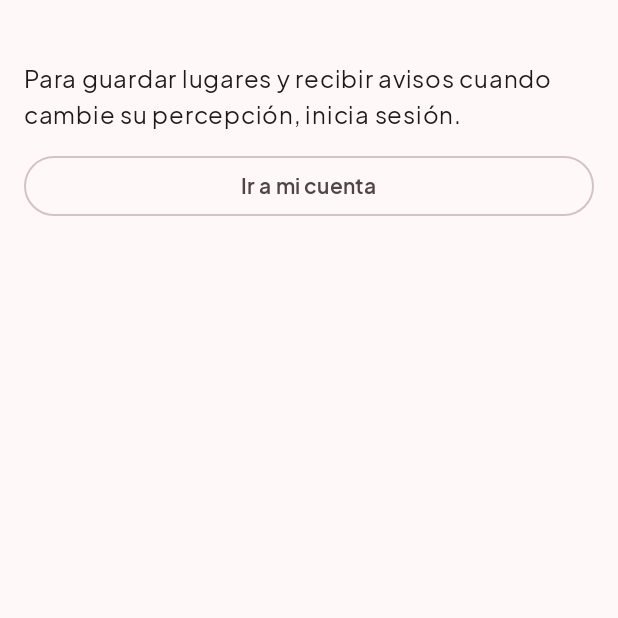
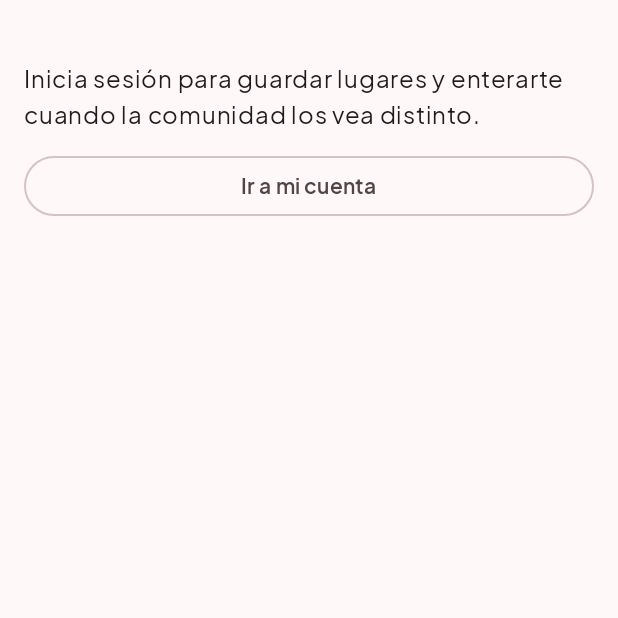
Before and after one commit to rualesana-046/proyecto_movil_lenteRosa, an Android app built with Jetpack Compose: the composable SavedContent shown on its own in the app's theme, on a phone screen of 412 x 824 dp, the top half of it. Run offline under Robolectric (Android 15) with nearby library versions, the phone set to English and light mode, and no system bars; our stand-ins replace Dagger/Hilt's generated code, Firebase (no records; nobody signed in at launch, a user with empty details on screens opened directly); pictures from the network do not load; 1 statement that could not run was skipped.

Commit message:
feat(app): textos calmados para las novedades de los lugares guardados

```diff
--- a/android-app/app/src/main/java/com/lenterosa/app/saved/SavedContent.kt
+++ b/android-app/app/src/main/java/com/lenterosa/app/saved/SavedContent.kt
@@ -114,7 +114,7 @@ private fun SectionTitle(text: Int) {
     )
 }
 
-/** Aviso sutil: texto neutro, sin alarmas. "Nuevo" se escribe, no solo se colorea. */
+/** Aviso sutil: texto calmado y cotidiano, sin alarmas. "Nueva" se escribe, no solo se colorea. */
 @Composable
 private fun AlertCard(alert: AlertDto, placeName: String?, onClick: () -> Unit) {
     val now = stringResource(ComfortLevel.fromCode(alert.newLabel).label)
--- a/android-app/app/src/main/res/values/strings.xml
+++ b/android-app/app/src/main/res/values/strings.xml
@@ -193,19 +193,19 @@
     <!-- Guardados (RF-05) y avisos (RF-07) -->
     <string name="home_tab_saved">Guardados</string>
     <plurals name="saved_unread_alerts">
-        <item quantity="one">%1$d aviso nuevo</item>
-        <item quantity="many">%1$d avisos nuevos</item>
-        <item quantity="other">%1$d avisos nuevos</item>
+        <item quantity="one">%1$d novedad en tus lugares</item>
+        <item quantity="many">%1$d novedades en tus lugares</item>
+        <item quantity="other">%1$d novedades en tus lugares</item>
     </plurals>
     <string name="saved_add">Guardar lugar</string>
     <string name="saved_remove">Quitar de guardados</string>
-    <string name="saved_sign_in">Para guardar lugares y recibir avisos cuando cambie su percepción, inicia sesión.</string>
+    <string name="saved_sign_in">Inicia sesión para guardar lugares y enterarte cuando la comunidad los vea distinto.</string>
     <string name="saved_limit">Puedes guardar hasta 100 lugares. Quita alguno para guardar otro.</string>
     <string name="saved_failed">No pudimos guardar el cambio. Revisa tu conexión e inténtalo de nuevo.</string>
-    <string name="saved_alerts_title">Avisos</string>
+    <string name="saved_alerts_title">Novedades de tus lugares</string>
     <string name="saved_places_title">Tus lugares</string>
     <string name="saved_empty">Aún no guardaste lugares. Toca el marcador en la ficha de un lugar o en su tarjeta del mapa.</string>
-    <string name="saved_alert_new">Nuevo</string>
+    <string name="saved_alert_new">Nueva</string>
     <string name="saved_alert_unknown_place">Un lugar que guardaste</string>
-    <string name="saved_alert_change">Cambió cómo lo percibe la comunidad: ahora «%1$s», antes «%2$s».</string>
+    <string name="saved_alert_change">Hay opiniones nuevas: la comunidad ahora lo percibe como «%1$s» (antes, «%2$s»).</string>
 </resources>
```
Also changed, not shown: 2 other files.
